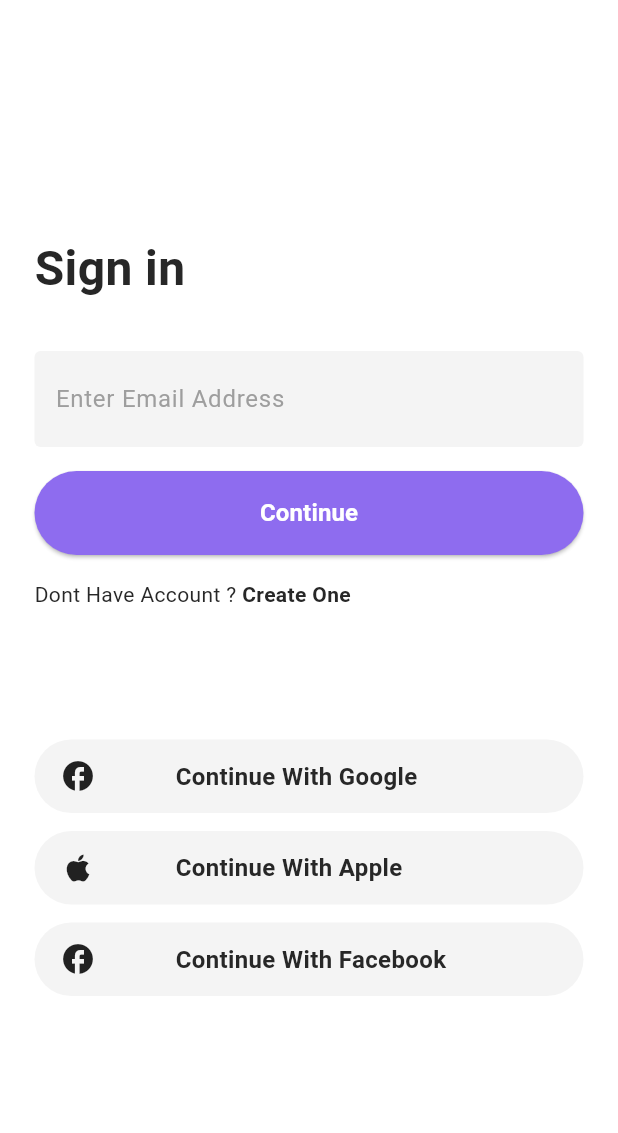
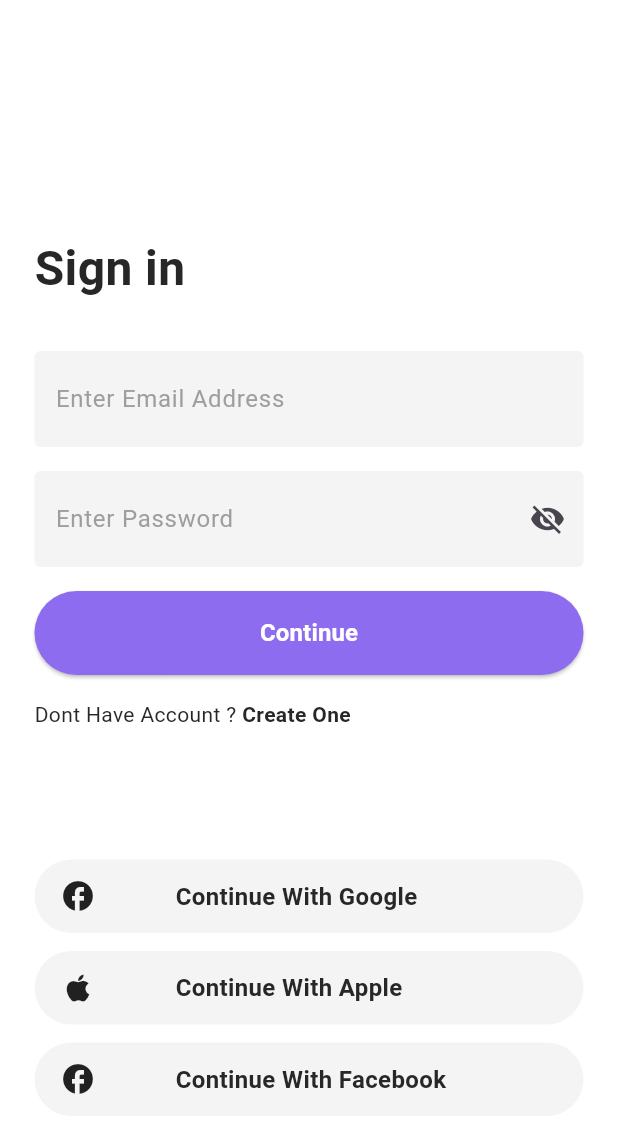
Before and after one commit to ENG-AMIIR-MUSE/E_commerce_App, a Flutter app: the screen it shows after launch, on a phone screen of 412 x 824 dp. Shown: the top 1133 px of the screen. Run offline on Flutter 3.47's test engine with Material 3 defaults, Android fonts, the phone set to English and light mode, and no system bars; our stand-ins replace get; missing offline and left inert: dart:ffi.

```diff
--- a/lib/main.dart
+++ b/lib/main.dart
@@ -3,6 +3,7 @@ import 'package:book/view/home.dart';
 import 'package:book/view/splast.dart';
 import 'package:flutter/material.dart';
 import 'package:flutter/services.dart';
+import 'package:get/get.dart';
 
 void main() {
   runApp(const MainApp());
@@ -13,6 +14,22 @@ class MainApp extends StatelessWidget {
 
   @override
   Widget build(BuildContext context) {
-    return MaterialApp(debugShowCheckedModeBanner: false, home: SplashScreen());
+    return GetMaterialApp(
+      title: 'Fun App',
+      theme: ThemeData(
+        primarySwatch: Colors.blue,
+      ),
+      home: SplashScreen(),
+      builder: (context, child) {
+        return Scaffold(
+          body: GestureDetector(
+            onTap: () {
+              FocusScope.of(context).requestFocus(FocusNode());
+            },
+            child: child,
+          ),
+        );
+      },
+    );
   }
 }
--- a/lib/view/sign_in.dart
+++ b/lib/view/sign_in.dart
@@ -1,19 +1,22 @@
 import 'package:book/core/constants/app_colors.dart';
 import 'package:book/core/constants/text_styles.dart';
+import 'package:book/view/create_accout.dart';
 import 'package:book/view/sign_password.dart';
 import 'package:book/wdigets/custom_button.dart';
-
 import 'package:book/wdigets/custom_text_field.dart';
 import 'package:book/wdigets/row_child.dart';
 import 'package:book/wdigets/sign_option.dart';
 import 'package:book/wdigets/sign_optoins.dart';
 import 'package:flutter/material.dart';
+import 'package:get/get.dart';
+import 'package:book/controllers/auth_controller.dart';
 
 class SignUP extends StatelessWidget {
   SignUP({super.key});
 
   final TextEditingController txt = TextEditingController();
   final TextEditingController txt2 = TextEditingController();
+  final AuthController authController = Get.put(AuthController());
 
   @override
   Widget build(BuildContext context) {
@@ -39,17 +42,28 @@ class SignUP extends StatelessWidget {
               hintText: "Enter Email Address",
             ),
             const SizedBox(height: 16),
+            CustomTextField(
+              borderRadius: BorderRadius.circular(4),
+              controller: txt2,
+              hintText: "Enter Password",
+              isPassword: true,
+            ),
+            const SizedBox(height: 16),
             CustomButton(
               text: "Continue",
               onPressed: () {
-                // Perform action on button press
-
-                Navigator.push(context,
-                    MaterialPageRoute(builder: (context) => SignPassword()));
+                authController.login(
+                    email: txt.text, password: txt2.text, context: context);
               },
             ),
             const SizedBox(height: 16),
-            rowChild(txt1: "Dont Have Account ? ", txt2: "Create One"),
+            InkWell(
+                onTap: () {
+                  Navigator.push(context,
+                      MaterialPageRoute(builder: (context) => CreateAccount()));
+                },
+                child:
+                    rowChild(txt1: "Dont Have Account ? ", txt2: "Create One")),
             const SizedBox(height: 16),
             Padding(
               padding: const EdgeInsets.only(top: 71.0),
--- a/lib/wdigets/custom_text_field.dart
+++ b/lib/wdigets/custom_text_field.dart
@@ -10,6 +10,7 @@ class CustomTextField extends StatefulWidget {
   final Color fillColor;
   final BorderRadius borderRadius;
   final TextStyle? textStyle;
+
   final TextStyle? hintStyle;
   final bool alignText;
   final Function(String)? onChanged;
--- a/pubspec.yaml
+++ b/pubspec.yaml
@@ -12,6 +12,8 @@ dependencies:
   flutter_staggered_grid_view: ^0.7.0
   flutter_svg: ^2.0.15
   flutter_svg_provider: ^1.0.7
+  get: ^4.6.6
+  http: ^1.2.2
 
 dev_dependencies:
   flutter_test:
```
Also changed, not shown: lib/components/message.dart (added, +16 -0 lines), lib/controllers/auth_controller.dart (added, +104 -0 lines), pubspec.lock.
